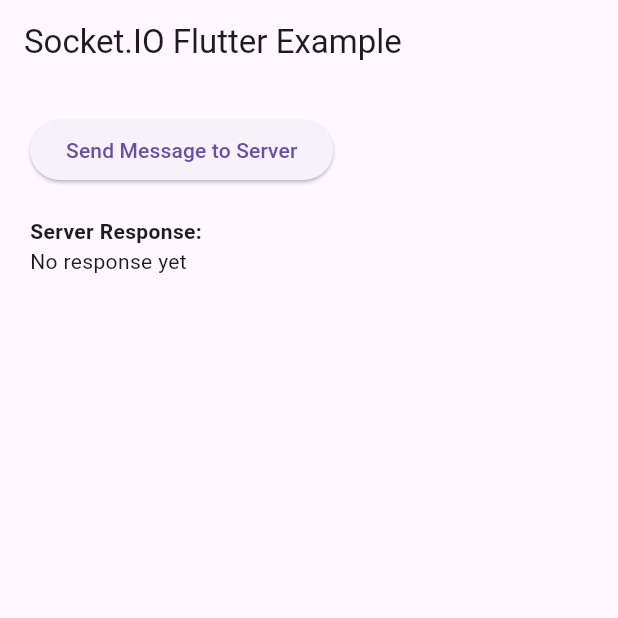
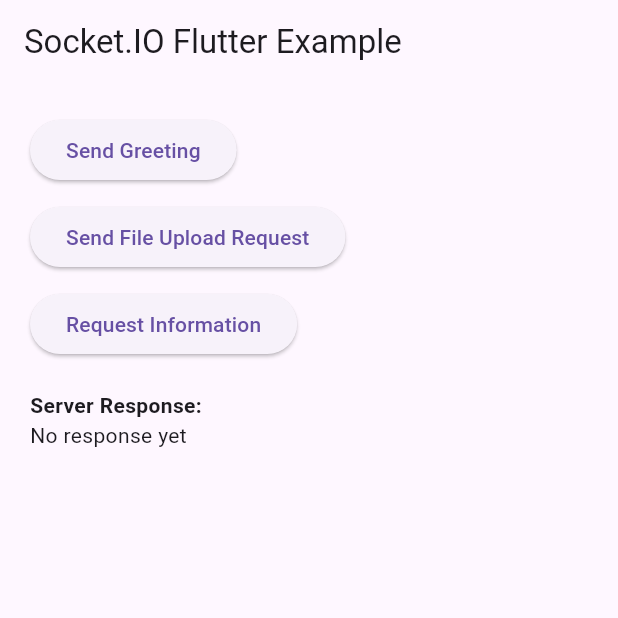
Before and after one commit to qotibaeiad/get_mechanic_client, a Flutter app: the screen it shows after launch, on a phone screen of 412 x 824 dp, the top half of it. Run offline on Flutter 3.47's test engine with Material 3 defaults, Android fonts, the phone set to English and light mode, and no system bars; our stand-ins replace socket_io_client; network calls fail.

```diff
--- a/lib/ui/home_screen.dart
+++ b/lib/ui/home_screen.dart
@@ -1,4 +1,3 @@
-// lib/ui/home_screen.dart
 import 'package:flutter/material.dart';
 import 'package:get_mechanic/services/socket_service.dart';
 
@@ -29,6 +28,12 @@
     super.dispose();
   }
 
+  void sendMessage(String title, String content) {
+    var message = {'title': title, 'content': content};
+    SocketService.sendMessage('example_event', message); // Send event with title
+    print('Sent message: $message');
+  }
+
   @override
   Widget build(BuildContext context) {
     return Scaffold(
@@ -41,22 +46,25 @@
           crossAxisAlignment: CrossAxisAlignment.start,
           children: [
             ElevatedButton(
-              onPressed: () {
-                // Send a message to the server
-                var message = {'message': 'Hello from Flutter'};
-                SocketService.sendMessage('example_event', message); // Pass event name and message
-                print('Sent message: $message');
-              },
-              child: Text('Send Message to Server'),
+              onPressed: () => sendMessage('greeting', 'Hello Server!'),
+              child: Text('Send Greeting'),
+            ),
+            SizedBox(height: 10),
+            ElevatedButton(
+              onPressed: () => sendMessage('file_upload', 'Sending a file...'),
+              child: Text('Send File Upload Request'),
+            ),
+            SizedBox(height: 10),
+            ElevatedButton(
+              onPressed: () => sendMessage('request_info', 'Requesting information...'),
+              child: Text('Request Information'),
             ),
             SizedBox(height: 20),
             Text(
               'Server Response:',
               style: TextStyle(fontWeight: FontWeight.bold),
             ),
-            Text(responseMessage.isEmpty
-                ? 'No response yet'
-                : responseMessage),  // Show the response here
+            Text(responseMessage.isEmpty ? 'No response yet' : responseMessage),
           ],
         ),
       ),
```
